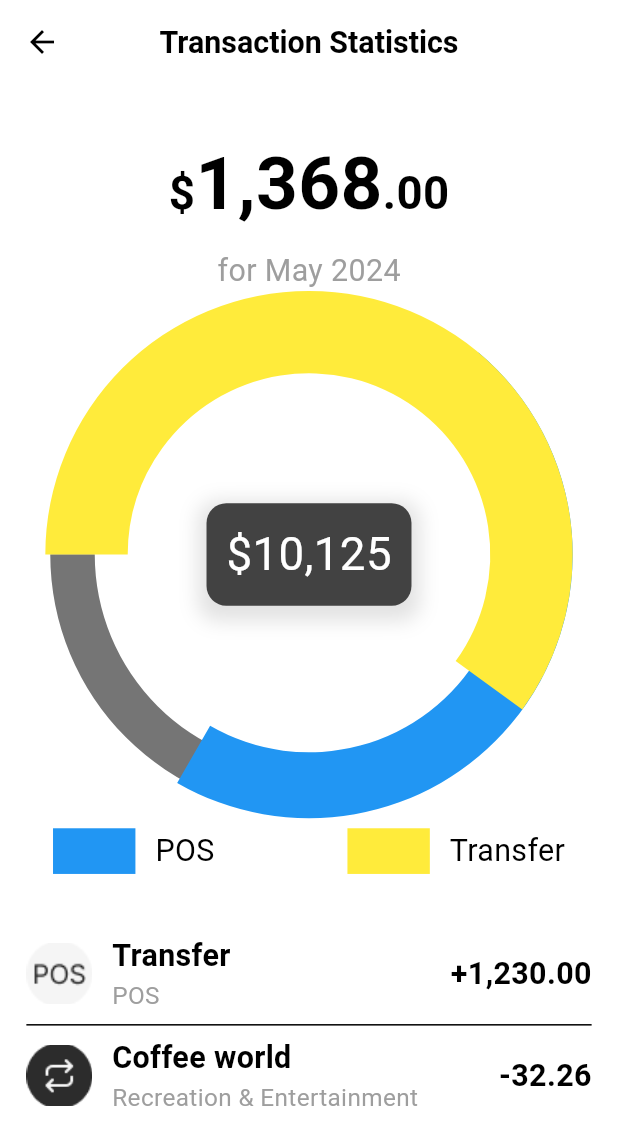
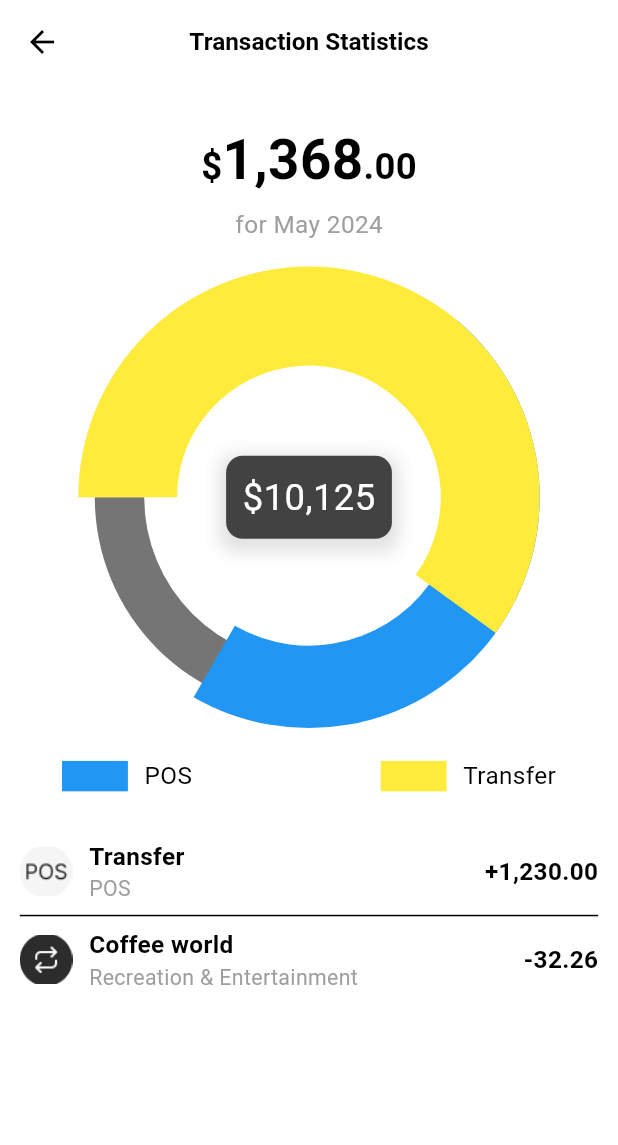
Before and after one commit to mayur-chaudhari-eazr/eazrdaily, a Flutter app: the AnalyticsPage screen opened directly, on a phone screen of 412 x 824 dp. Shown: the top 1145 px of the screen. Run offline on Flutter 3.47's test engine with Material 3 defaults, Android fonts, the phone set to English and light mode, and no system bars; our stand-ins replace flutter_bloc, flutter_countdown_timer, flutter_otp_text_field, smooth_page_indicator, syncfusion_flutter_charts.

Commit message:
minor changes

```diff
--- a/lib/features/analytics/analytics_page.dart
+++ b/lib/features/analytics/analytics_page.dart
@@ -27,7 +27,7 @@ class AnalyticsPage extends StatelessWidget {
           'Transaction Statistics',
           style: TextStyle(
             color: isDarkMode ? Colors.white : Colors.black,
-            fontSize: Window.getFontSize(20), // Responsive font size
+            fontSize: Window.getFontSize(16), // Reduced font size
             fontWeight: FontWeight.bold,
           ),
         ),
@@ -36,11 +36,11 @@ class AnalyticsPage extends StatelessWidget {
       ),
       backgroundColor: isDarkMode ? Colors.grey[900] : Colors.white,
       body: SingleChildScrollView(
-        padding: Window.getPadding(all: 16), // Responsive padding
+        padding: Window.getPadding(all: 12), // Reduced padding
         child: Column(
           crossAxisAlignment: CrossAxisAlignment.center,
           children: [
-            const SizedBox(height: 16),
+            const SizedBox(height: 12), // Reduced height
             Center(
               child: Column(
                 children: [
@@ -48,37 +48,37 @@ class AnalyticsPage extends StatelessWidget {
                     TextSpan(
                       style: TextStyle(
                         fontWeight: FontWeight.bold,
-                        fontSize: Window.getFontSize(48), // Adjust font size
+                        fontSize: Window.getFontSize(36), // Reduced font size from 48
                       ),
                       children: [
                         TextSpan(
                           text: '\$', // Small $ symbol
                           style: TextStyle(
-                            fontSize: Window.getFontSize(30), // Adjust size
+                            fontSize: Window.getFontSize(24), // Reduced font size from 30
                           ),
                         ),
                         const TextSpan(text: '1,368'), // Main large number
                         TextSpan(
                           text: '.00', // Small .00 part
                           style: TextStyle(
-                            fontSize: Window.getFontSize(30), // Adjust size
+                            fontSize: Window.getFontSize(24), // Reduced font size from 30
                           ),
                         ),
                       ],
                     ),
                   ),
-                  SizedBox(height: Window.getVerticalSize(8)),
+                  SizedBox(height: Window.getVerticalSize(6)), // Reduced vertical size
                   Text(
                     "for May 2024",
                     style: TextStyle(
-                      fontSize: Window.getFontSize(20), // Adjust font size
+                      fontSize: Window.getFontSize(16), // Reduced font size from 20
                       color: Colors.grey,
                     ),
                   ),
                 ],
               ),
             ),
-            SizedBox(height: Window.getVerticalSize(24)),
+            SizedBox(height: Window.getVerticalSize(20)), // Reduced vertical size
 
             // Circular charts
             Stack(
@@ -89,14 +89,14 @@ class AnalyticsPage extends StatelessWidget {
                   series: <CircularSeries>[
                     DoughnutSeries<_ChartData, String>(
                       dataSource: [_ChartData('Remaining', 20, Colors.grey[600]!)],
-                      innerRadius: Window.getHorizontalSize(130).toString(), // Responsive inner radius
-                      radius: Window.getHorizontalSize(157).toString(), // Responsive radius
+                      innerRadius: Window.getHorizontalSize(100).toString(), // Reduced inner radius
+                      radius: Window.getHorizontalSize(130).toString(), // Reduced radius
                       startAngle: 270,
                       endAngle: 630,
                       pointColorMapper: (_ChartData data, _) => data.color,
                       xValueMapper: (_ChartData data, _) => data.category,
                       yValueMapper: (_ChartData data, _) => data.value,
-                      strokeWidth: 2, // Adjust stroke width
+                      strokeWidth: 2,
                     ),
                   ],
                 ),
@@ -105,8 +105,8 @@ class AnalyticsPage extends StatelessWidget {
                   series: <CircularSeries>[
                     DoughnutSeries<_ChartData, String>(
                       dataSource: [_ChartData('POS', 20, Colors.blue)],
-                      innerRadius: Window.getHorizontalSize(120).toString(),
-                      radius: Window.getHorizontalSize(160).toString(),
+                      innerRadius: Window.getHorizontalSize(90).toString(),
+                      radius: Window.getHorizontalSize(140).toString(),
                       startAngle: 400,
                       endAngle: 570,
                       pointColorMapper: (_ChartData data, _) => data.color,
@@ -122,8 +122,8 @@ class AnalyticsPage extends StatelessWidget {
                   series: <CircularSeries>[
                     DoughnutSeries<_ChartData, String>(
                       dataSource: [_ChartData('Transfer', 60, Colors.yellow)],
-                      innerRadius: Window.getHorizontalSize(110).toString(),
-                      radius: Window.getHorizontalSize(160).toString(),
+                      innerRadius: Window.getHorizontalSize(80).toString(),
+                      radius: Window.getHorizontalSize(140).toString(),
                       startAngle: 270,
                       endAngle: 486,
                       pointColorMapper: (_ChartData data, _) => data.color,
@@ -137,15 +137,15 @@ class AnalyticsPage extends StatelessWidget {
                 // Center text container
                 Positioned(
                   child: Container(
-                    padding: Window.getPadding(all: 12),
+                    padding: Window.getPadding(all: 10), // Reduced padding
                     decoration: BoxDecoration(
                       color: isDarkMode ? Colors.grey[100] : Colors.grey[800],
-                      borderRadius: BorderRadius.circular(Window.getRadiusSize(12)),
+                      borderRadius: BorderRadius.circular(Window.getRadiusSize(10)), // Reduced radius
                       boxShadow: [
                         BoxShadow(
                           color: isDarkMode ? Colors.black26 : Colors.grey.withOpacity(0.3),
-                          blurRadius: Window.getHorizontalSize(10),
-                          spreadRadius: Window.getHorizontalSize(5),
+                          blurRadius: Window.getHorizontalSize(8), // Reduced blur
+                          spreadRadius: Window.getHorizontalSize(4), // Reduced spread
                           offset: const Offset(0, 4),
                         ),
                       ],
@@ -154,7 +154,7 @@ class AnalyticsPage extends StatelessWidget {
                       "\$10,125",
                       style: TextStyle(
                         color: isDarkMode ? Colors.black : Colors.white,
-                        fontSize: Window.getFontSize(30), // Adjust font size
+                        fontSize: Window.getFontSize(24), // Reduced font size
                       ),
                     ),
                   ),
@@ -163,22 +163,22 @@ class AnalyticsPage extends StatelessWidget {
             ),
 
             // Legends
-            SizedBox(height: Window.getVerticalSize(32)),
+            SizedBox(height: Window.getVerticalSize(24)), // Reduced vertical size
             Row(
               mainAxisAlignment: MainAxisAlignment.spaceAround,
               children: [
                 _buildLegend('POS', Colors.blue),
-                SizedBox(width: Window.getHorizontalSize(16)),
+                SizedBox(width: Window.getHorizontalSize(12)), // Reduced spacing
                 _buildLegend('Transfer', Colors.yellow),
               ],
             ),
 
             // Transaction details section
-            SizedBox(height: Window.getVerticalSize(40)),
+            SizedBox(height: Window.getVerticalSize(30)), // Reduced vertical size
             _buildTransactionItemWithImage(context, 'Transfer', '+1,230.00', 'POS', '*4243', 'assets/images/Avatar.png', isDarkMode),
             const Divider(), // Ensure Divider is visible
             _buildTransactionItemWithImage(context, 'Coffee world', '-32.26', 'Recreation & Entertainment', '', 'assets/images/iconbutton.png', isDarkMode),
-            SizedBox(height: 100,)
+            const SizedBox(height: 80), // Reduced extra spacing
           ],
         ),
       ),
@@ -190,15 +190,15 @@ class AnalyticsPage extends StatelessWidget {
     return Row(
       children: [
         Container(
-          width: Window.getHorizontalSize(50),
-          height: Window.getVerticalSize(30),
+          width: Window.getHorizontalSize(40), // Reduced width
+          height: Window.getVerticalSize(20), // Reduced height
           decoration: BoxDecoration(
             shape: BoxShape.rectangle,
             color: color,
           ),
         ),
-        SizedBox(width: Window.getHorizontalSize(12)),
-        Text(text, style: TextStyle(fontSize: Window.getFontSize(20))), // Adjust font size
+        SizedBox(width: Window.getHorizontalSize(10)), // Reduced spacing
+        Text(text, style: TextStyle(fontSize: Window.getFontSize(16))), // Reduced font size
       ],
     );
   }
@@ -206,11 +206,10 @@ class AnalyticsPage extends StatelessWidget {
   // Transaction items with images
   Widget _buildTransactionItemWithImage(BuildContext context, String title, String amount, String subTitle,
       [String? extraInfo, String imagePath = '', bool isDarkMode = false]) {
-    // Determine the appropriate vertical spacing based on screen height
     final screenHeight = MediaQuery.of(context).size.height;
     final double dynamicSpacing = screenHeight < 600
-        ? Window.getVerticalSize(40) // Smaller devices get smaller spacing
-        : Window.getVerticalSize(60); // Larger devices get more spacing
+        ? Window.getVerticalSize(32) // Adjusted for smaller devices
+        : Window.getVerticalSize(48); // Adjusted for larger devices
 
     return Column(
       children: [
@@ -221,18 +220,18 @@ class AnalyticsPage extends StatelessWidget {
               children: [
                 Image.asset(
                   imagePath,
-                  height: Window.getVerticalSize(40), // Responsive size
-                  width: Window.getHorizontalSize(40), // Responsive size
+                  height: Window.getVerticalSize(32), // Reduced image size
+                  width: Window.getHorizontalSize(32), // Reduced image size
                   fit: BoxFit.cover,
                 ),
-                SizedBox(width: Window.getHorizontalSize(12)),
+                SizedBox(width: Window.getHorizontalSize(10)), // Reduced spacing
                 Column(
                   crossAxisAlignment: CrossAxisAlignment.start,
                   children: [
                     Text(
                       title,
                       style: TextStyle(
-                        fontSize: Window.getFontSize(20), // Responsive font size
+                        fontSize: Window.getFontSize(16), // Reduced font size
                         fontWeight: FontWeight.bold,
                       ),
                     ),
@@ -240,7 +239,7 @@ class AnalyticsPage extends StatelessWidget {
                       subTitle,
                       style: TextStyle(
                         color: Colors.grey,
-                        fontSize: Window.getFontSize(16), // Responsive font size
+                        fontSize: Window.getFontSize(14), // Reduced font size
                       ),
                     ),
                   ],
@@ -250,7 +249,7 @@ class AnalyticsPage extends StatelessWidget {
             Text(
               amount,
               style: TextStyle(
-                fontSize: Window.getFontSize(20), // Responsive font size
+                fontSize: Window.getFontSize(16), // Reduced font size
                 color: isDarkMode ? Colors.white : Colors.black,
                 fontWeight: FontWeight.bold,
               ),
```
Also changed, not shown: lib/features/profile/profile_page.dart (+78 -75 lines), pubspec.lock.
